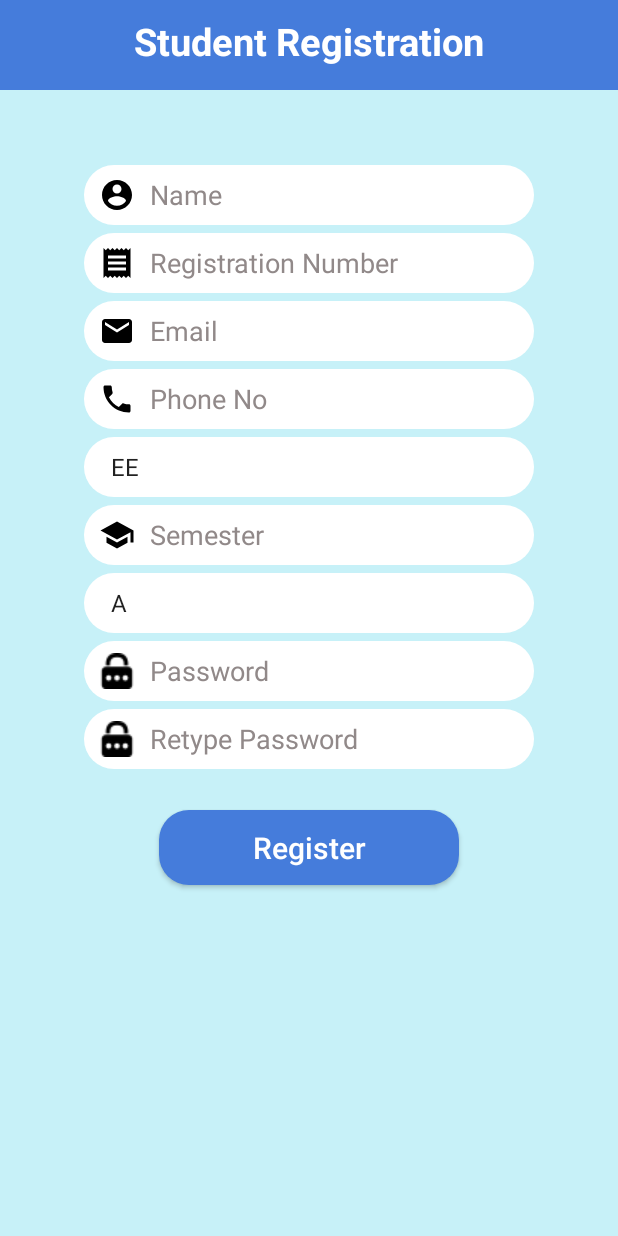
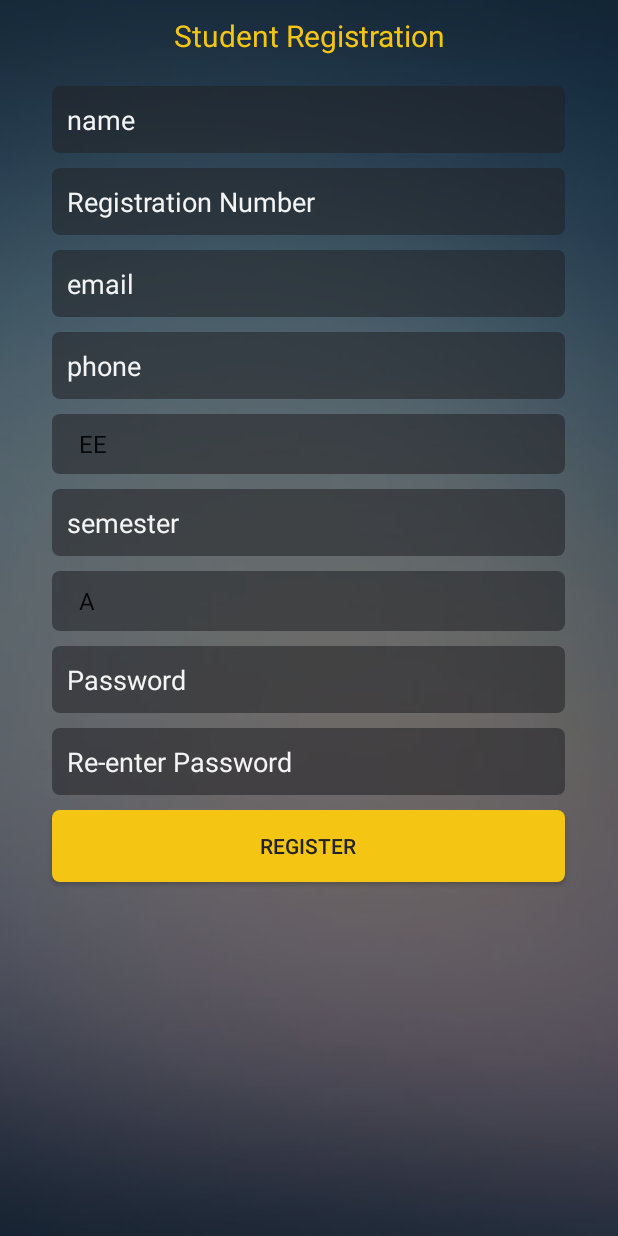
Before and after one commit to kks0101/AMS, an Android app: the StudentRegister screen opened directly, with no data from a screen before it, on a phone screen of 412 x 824 dp. Run offline under Robolectric (Android 15) with nearby library versions, the light colour scheme and no system bars; our stand-ins replace Firebase (no records; nobody signed in at launch, a user with empty details on screens opened directly); libraries missing offline, so code that uses them is left out: org.json.simple.

Commit message:
student registration updated

```diff
--- a/app/src/main/res/layout/activity_student_register.xml
+++ b/app/src/main/res/layout/activity_student_register.xml
@@ -4,172 +4,165 @@
     xmlns:tools="http://schemas.android.com/tools"
     android:layout_width="match_parent"
     android:layout_height="match_parent"
-    tools:context=".StudentRegister"
-    android:background="@color/colorAccent">
-
-    <TextView
-        android:id="@+id/display"
-        android:layout_width="match_parent"
-        android:layout_height="60dp"
-        android:layout_marginTop="0dp"
-        android:text="Student Registration"
-        android:layout_alignParentLeft="true"
-        android:layout_centerHorizontal="true"
-        android:paddingTop="10dp"
-        android:textColor="#FFFFFF"
-        android:textSize="25dp"
-        android:textStyle="bold"
-        android:background="@drawable/text_edit"
-        android:textAlignment="center"
-        android:textAllCaps="false"
-        android:textAppearance="@style/TextAppearance.AppCompat.Large" />
+    tools:context=".MainActivity">
 
     <LinearLayout
-        android:id="@+id/registerItem"
+        android:layout_width="match_parent"
+        android:layout_height="match_parent"
+        android:background="@drawable/login"
+        android:gravity="center"/>
+
+    <LinearLayout
+        android:layout_width="match_parent"
+        android:layout_height="match_parent"
+        android:background="@color/colorPrimaryDark1"
+        android:alpha="0.5"/>
+    <TextView
+        android:layout_width="match_parent"
+        android:layout_height="wrap_content"
+        android:layout_marginTop="10dp"
+        android:gravity="center"
+        android:text="Student Registration"
+        android:textColor="@color/colorPrimary1"
+        style="@style/TextAppearance.AppCompat.Headline"
+        android:fontFamily="sans-serif"
+        android:textSize="20dp"
+        android:id="@+id/txt"
+        />
+    <EditText
         android:layout_width="match_parent"
         android:layout_height="wrap_content"
         android:layout_centerHorizontal="true"
-        android:layout_below="@+id/display"
-        android:orientation="vertical"
-        android:paddingTop="50dp">
-
+        android:layout_below="@+id/txt"
+        android:layout_marginTop="20dp"
+        android:layout_marginRight="70dp"
+        android:background="@drawable/input_shape"
+        android:padding="10dp"
+        android:hint="name"
+        android:textColorHint="@color/colorAccent1"
+        android:textColor="@color/colorAccent1"
+        android:id="@+id/studentNameField"/>
     <EditText
-            android:id="@+id/studentNameField"
-            android:textColorHint="@color/textColor"
-            android:layout_width="300dp"
+        android:layout_width="match_parent"
+        android:layout_height="wrap_content"
+        android:layout_centerHorizontal="true"
+        android:layout_below="@+id/studentNameField"
+        android:layout_marginTop="10dp"
+        android:layout_marginRight="70dp"
+        android:background="@drawable/input_shape"
+        android:padding="10dp"
+        android:hint="Registration Number"
+        android:textColorHint="@color/colorAccent1"
+        android:textColor="@color/colorAccent1"
+        android:id="@+id/studentRegNo"/>
+    <EditText
+        android:layout_width="match_parent"
+        android:layout_height="wrap_content"
+        android:layout_centerHorizontal="true"
+        android:layout_below="@id/studentRegNo"
+        android:layout_marginTop="10dp"
+        android:layout_marginRight="70dp"
+        android:background="@drawable/input_shape"
+        android:padding="10dp"
+        android:hint="email"
+        android:textColorHint="@color/colorAccent1"
+        android:textColor="@color/colorAccent1"
+        android:id="@+id/studentEmailField"/>
+    <EditText
+        android:layout_width="match_parent"
+        android:layout_height="wrap_content"
+        android:layout_centerHorizontal="true"
+        android:layout_below="@id/studentEmailField"
+        android:layout_marginTop="10dp"
+        android:layout_marginRight="70dp"
+        android:background="@drawable/input_shape"
+        android:padding="10dp"
+        android:hint="phone"
+        android:textColorHint="@color/colorAccent1"
+        android:textColor="@color/colorAccent1"
+        android:id="@+id/studentPhoneNoField"/>
+    <Spinner
+        android:id="@+id/branchSpinner"
+        android:layout_width="match_parent"
         android:layout_height="40dp"
-            android:layout_gravity="center_horizontal"
-            android:drawableLeft="@drawable/name"
-            android:background="@drawable/edit_round"
+        android:layout_marginTop="10dp"
+        android:layout_marginRight="70dp"
+        android:layout_centerHorizontal="true"
+        android:layout_below="@+id/studentPhoneNoField"
+        android:background="@drawable/input_shape"
         android:drawablePadding="10dp"
         android:paddingLeft="10dp"
-            android:textColor="@color/black"
-            android:hint="Name" />
-
+        android:prompt="@string/branch"
+        android:spinnerMode="dialog"/>
     <EditText
-            android:id="@+id/studentRegNo"
-            android:textColorHint="@color/textColor"
-            android:layout_width="300dp"
+        android:layout_width="match_parent"
+        android:layout_height="wrap_content"
+        android:layout_centerHorizontal="true"
+        android:layout_below="@+id/branchSpinner"
+        android:layout_marginTop="10dp"
+        android:layout_marginRight="70dp"
+        android:background="@drawable/input_shape"
+        android:padding="10dp"
+        android:hint="semester"
+        android:textColorHint="@color/colorAccent1"
+        android:textColor="@color/colorAccent1"
+        android:id="@+id/studentSemesterField"/>
+    <Spinner
+        android:id="@+id/groupSpinner"
+        android:layout_width="match_parent"
         android:layout_height="40dp"
-            android:layout_gravity="center_horizontal"
-            android:drawableLeft="@drawable/regiter"
-            android:background="@drawable/edit_round"
+        android:layout_marginTop="10dp"
+        android:layout_marginRight="70dp"
+        android:layout_centerHorizontal="true"
+        android:layout_below="@+id/studentSemesterField"
+        android:background="@drawable/input_shape"
         android:drawablePadding="10dp"
         android:paddingLeft="10dp"
-            android:layout_marginTop="5dp"
-            android:textColor="@color/black"
-            android:hint="Registration Number" />
+        android:prompt="@string/group"
+        android:spinnerMode="dialog"/>
 
 
     <EditText
-            android:id="@+id/studentEmailField"
-            android:textColorHint="@color/textColor"
-            android:layout_width="300dp"
-            android:layout_height="40dp"
-            android:layout_gravity="center_horizontal"
-            android:drawableLeft="@drawable/email"
-            android:background="@drawable/edit_round"
-            android:drawablePadding="10dp"
-            android:paddingLeft="10dp"
-            android:layout_marginTop="5dp"
-            android:hint="Email"
-            android:textColor="@color/black"/>
-
+        android:layout_width="match_parent"
+        android:layout_height="wrap_content"
+        android:layout_centerHorizontal="true"
+        android:layout_below="@id/groupSpinner"
+        android:layout_marginTop="10dp"
+        android:layout_marginRight="70dp"
+        android:background="@drawable/input_shape"
+        android:padding="10dp"
+        android:inputType="textPassword"
+        android:hint="Password"
+        android:textColorHint="@color/colorAccent1"
+        android:textColor="@color/colorAccent1"
+        android:id="@+id/passwordField"/>
     <EditText
-            android:id="@+id/studentPhoneNoField"
-            android:textColorHint="@color/textColor"
-            android:layout_width="300dp"
-            android:layout_height="40dp"
-            android:layout_gravity="center_horizontal"
-            android:drawableLeft="@drawable/phone"
-            android:background="@drawable/edit_round"
-            android:drawablePadding="10dp"
-            android:paddingLeft="10dp"
-            android:layout_marginTop="5dp"
-            android:hint="Phone No"
-            android:textColor="@color/black"/>
+        android:layout_width="match_parent"
+        android:layout_height="wrap_content"
+        android:layout_centerHorizontal="true"
+        android:layout_below="@id/passwordField"
+        android:layout_marginTop="10dp"
+        android:layout_marginRight="70dp"
+        android:background="@drawable/input_shape"
+        android:padding="10dp"
+        android:inputType="textPassword"
+        android:hint="Re-enter Password"
+        android:textColorHint="@color/colorAccent1"
+        android:textColor="@color/colorAccent1"
+        android:id="@+id/retypePassword"/>
+    <Button
+        android:layout_width="match_parent"
+        android:layout_height="wrap_content"
+        android:layout_below="@id/retypePassword"
+        android:layout_marginTop="10dp"
+        android:layout_marginLeft="70dp"
+        android:layout_centerHorizontal="true"
+        android:background="@drawable/shape2"
+        android:text="Register"
+        android:textColor="@color/colorPrimaryDark1"
+        android:id="@+id/studentRegister"/>
 
 
-        <Spinner
-            android:id="@+id/branchSpinner"
-            android:layout_width="300dp"
-            android:layout_height="40dp"
-            android:layout_gravity="center_horizontal"
-            android:background="@drawable/edit_round"
-            android:drawablePadding="10dp"
-            android:paddingLeft="10dp"
-            android:layout_marginTop="5dp"
-            android:prompt="@string/branch"
-            android:spinnerMode="dialog"/>
 
-        <EditText
-            android:id="@+id/studentSemesterField"
-            android:textColorHint="@color/textColor"
-            android:layout_width="300dp"
-            android:layout_height="40dp"
-            android:layout_gravity="center_horizontal"
-            android:drawableLeft="@drawable/semester"
-            android:background="@drawable/edit_round"
-            android:drawablePadding="10dp"
-            android:paddingLeft="10dp"
-            android:layout_marginTop="5dp"
-            android:hint="Semester"
-            android:textColor="@color/black"/>
 
-        <Spinner
-            android:id="@+id/groupSpinner"
-            android:layout_width="300dp"
-            android:layout_height="40dp"
-            android:layout_gravity="center_horizontal"
-            android:popupBackground="@color/colorAccent"
-            android:background="@drawable/edit_round"
-            android:drawablePadding="10dp"
-            android:paddingLeft="10dp"
-            android:layout_marginTop="5dp"
-            android:prompt="@string/group"
-            android:spinnerMode="dialog"/>
-
-        <EditText
-            android:id="@+id/passwordField"
-            android:textColorHint="@color/textColor"
-            android:layout_width="300dp"
-            android:layout_height="40dp"
-            android:layout_gravity="center_horizontal"
-            android:drawableLeft="@drawable/password"
-            android:background="@drawable/edit_round"
-            android:drawablePadding="10dp"
-            android:paddingLeft="10dp"
-            android:layout_marginTop="5dp"
-            android:hint="Password"
-            android:inputType="textPassword"
-            android:textColor="@color/black"/>
-
-        <EditText
-            android:id="@+id/retypePassword"
-            android:textColorHint="@color/textColor"
-            android:layout_width="300dp"
-            android:layout_height="40dp"
-            android:layout_gravity="center_horizontal"
-            android:drawableLeft="@drawable/password"
-            android:background="@drawable/edit_round"
-            android:drawablePadding="10dp"
-            android:paddingLeft="10dp"
-            android:layout_marginTop="5dp"
-            android:hint="Retype Password"
-            android:inputType="textPassword"
-            android:textColor="@color/black"/>
-    </LinearLayout>
-
-    <Button
-        android:id="@+id/studentRegister"
-        android:layout_width="200dp"
-        android:layout_height="50dp"
-        android:layout_centerHorizontal="true"
-        android:layout_below="@+id/registerItem"
-        android:layout_marginTop="27dp"
-        android:background="@drawable/button_round"
-        android:textAllCaps="false"
-        android:textColor="#FFFFFF"
-        android:textSize="20dp"
-        android:text="Register" />
 </RelativeLayout>
--- a/app/src/main/res/values/colors.xml
+++ b/app/src/main/res/values/colors.xml
@@ -1,7 +1,7 @@
 <?xml version="1.0" encoding="utf-8"?>
 <resources>
     <color name="colorPrimary">#457CDB</color>
-    <color name="colorPrimaryDark">#246BE4</color>
+    <color name="colorPrimaryDark">#0A3150</color>
     <color name="colorAccent">#C7F1F8</color>
     <color name="textColor">#918989</color>
     <color name="black">#000000</color>
```
Lines whose indentation alone changed are shown as unchanged.
